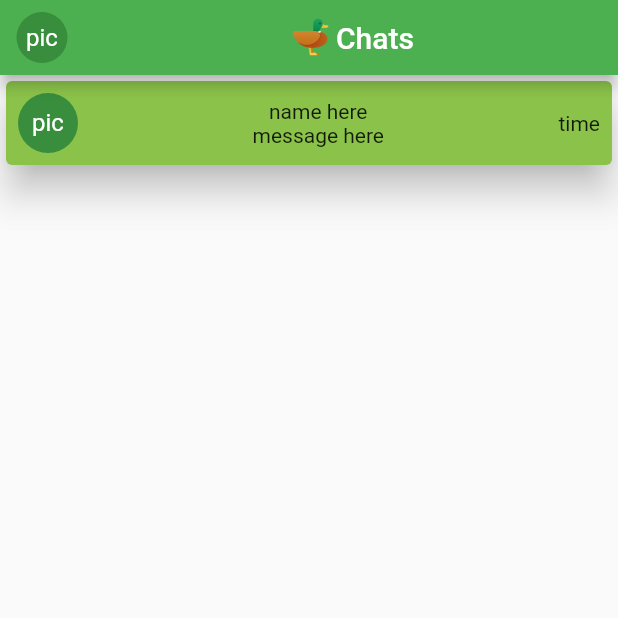
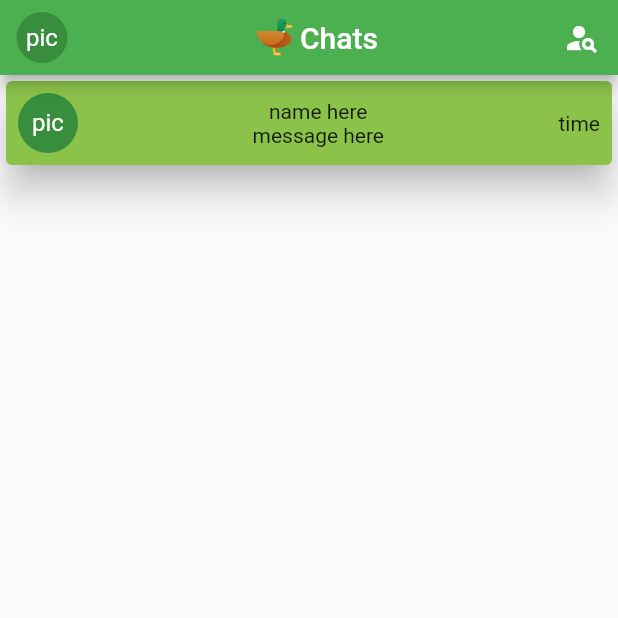
Before and after one commit to Tiikewi/chat_app_flutter, a Flutter app: the ChatListScreen screen opened by its route, on a phone screen of 412 x 824 dp, the top half of it. Run offline on Flutter 3.47's test engine with Material 2 defaults, Android fonts, the phone set to English and light mode, and no system bars; our stand-ins replace animated_text_kit, cloud_firestore, firebase_auth, firebase_core, flutter_spinkit, modal_progress_hud_nsn and 1 more; accounts and stored records are empty.

```diff
--- a/lib/components/my_app_bar.dart
+++ b/lib/components/my_app_bar.dart
@@ -3,11 +3,17 @@ import 'package:flutter/material.dart';
 import 'package:flutter_chat/constants.dart';
 
 class MyAppBar extends StatelessWidget with PreferredSizeWidget {
-  MyAppBar({Key? key, required this.afterLogOut, required this.title})
-      : super(key: key);
+  MyAppBar({
+    Key? key,
+    required this.afterLogOut,
+    required this.title,
+    required this.pushContacsScreen,
+  }) : super(key: key);
 
   final FirebaseAuth _auth = FirebaseAuth.instance;
   final Function afterLogOut;
+  final Function pushContacsScreen;
+
   final String title;
 
   @override
@@ -28,6 +34,14 @@ class MyAppBar extends StatelessWidget with PreferredSizeWidget {
               ),
             ];
           }),
+      actions: [
+        IconButton(
+          icon: Icon(Icons.person_search),
+          onPressed: () {
+            pushContacsScreen();
+          },
+        ),
+      ],
       title: Row(
         mainAxisAlignment: MainAxisAlignment.center,
         children: [
--- a/lib/main.dart
+++ b/lib/main.dart
@@ -1,6 +1,7 @@
 import 'package:firebase_auth/firebase_auth.dart';
 import 'package:flutter/material.dart';
 import 'package:flutter_chat/screens/chat_list_screen.dart';
+import 'package:flutter_chat/screens/contacts_screen.dart';
 import 'package:flutter_chat/screens/welcome_screen.dart';
 import 'package:flutter_chat/screens/login_screen.dart';
 import 'package:flutter_chat/screens/registration_screen.dart';
@@ -29,6 +30,7 @@ class MyApp extends StatelessWidget {
         ChatScreen.id: (context) => ChatScreen(),
         RegistrationScreen.id: (context) => const RegistrationScreen(),
         ChatListScreen.id: (context) => ChatListScreen(),
+        ContactsScreen.id: (context) => ContactsScreen(),
       },
     );
   }
--- a/lib/screens/chat_list_screen.dart
+++ b/lib/screens/chat_list_screen.dart
@@ -1,5 +1,6 @@
 import 'package:firebase_auth/firebase_auth.dart';
 import 'package:flutter/material.dart';
+import 'package:flutter_chat/screens/contacts_screen.dart';
 
 import 'package:flutter_chat/screens/welcome_screen.dart';
 
@@ -17,6 +18,8 @@ class ChatListScreen extends StatelessWidget {
           title: "Chats",
           afterLogOut: () =>
               Navigator.pushReplacementNamed(context, WelcomeScreen.id),
+          pushContacsScreen: () =>
+              Navigator.pushNamed(context, ContactsScreen.id),
         ),
         body: SafeArea(
           child: Column(
--- a/lib/screens/chat_screen.dart
+++ b/lib/screens/chat_screen.dart
@@ -5,6 +5,7 @@ import 'package:flutter_chat/constants.dart';
 import 'package:firebase_auth/firebase_auth.dart';
 import 'package:cloud_firestore/cloud_firestore.dart';
 import 'package:flutter_chat/components/message_bubble.dart';
+import 'package:flutter_chat/screens/contacts_screen.dart';
 import 'package:flutter_chat/screens/welcome_screen.dart';
 
 import '../chat_screen_utils.dart/chat_stream.dart';
@@ -40,6 +41,8 @@ class ChatScreenState extends State<ChatScreen> {
         title: "Chat",
         afterLogOut: () =>
             Navigator.pushReplacementNamed(context, WelcomeScreen.id),
+        pushContacsScreen: () =>
+            Navigator.pushNamed(context, ContactsScreen.id),
       ),
       body: SafeArea(
         child: Column(
--- a/pubspec.yaml
+++ b/pubspec.yaml
@@ -39,6 +39,7 @@ dependencies:
   modal_progress_hud_nsn: ^0.2.1
   cloud_firestore: ^3.3.0
   flutter_spinkit: ^5.1.0
+  sliding_up_panel: ^2.0.0+1
 
 dev_dependencies:
   flutter_test:
```
Also changed, not shown: lib/screens/contacts_screen.dart (added, +17 -0 lines), pubspec.lock.
